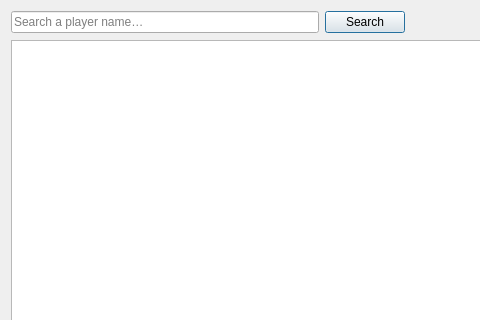
Old version of the form launcher/ui/dialogs/skins/SkinBrowserDialog.ui in the repository corecommit/PollyMC-Continued; both pictures show x 0 to 480 and y 0 to 320 of the 940 by 620 pixel window.
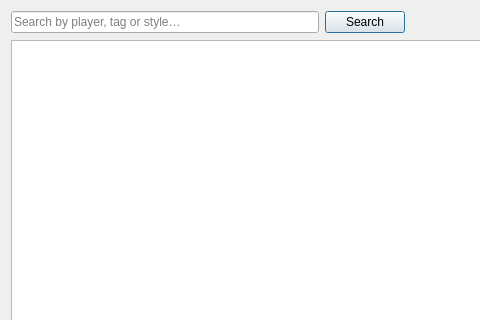
New version of the form.

Commit message: Add: search skins online by name, tag or style [skip release]

Diff of the .ui file:
```diff
--- a/launcher/ui/dialogs/skins/SkinBrowserDialog.ui
+++ b/launcher/ui/dialogs/skins/SkinBrowserDialog.ui
@@ -19,7 +19,7 @@
      <item>
       <widget class="QLineEdit" name="searchEdit">
        <property name="placeholderText">
-        <string>Search a player name…</string>
+        <string>Search by player, tag or style…</string>
        </property>
        <property name="clearButtonEnabled">
         <bool>true</bool>
```
The commit also changes 5 other files.
